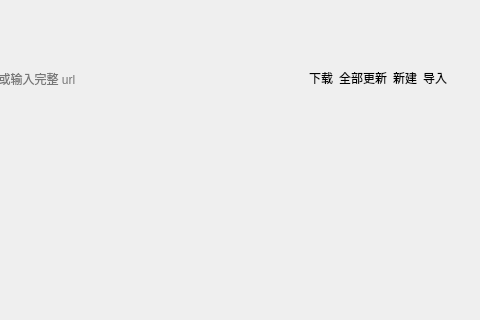
The window that view/menu/configs.ui (IsHPDuwu/Class-Widgets) describes before a commit, drawn with Qt 5; both pictures show x 241 to 721 and y 0 to 320 of the 721 by 814 pixel window.
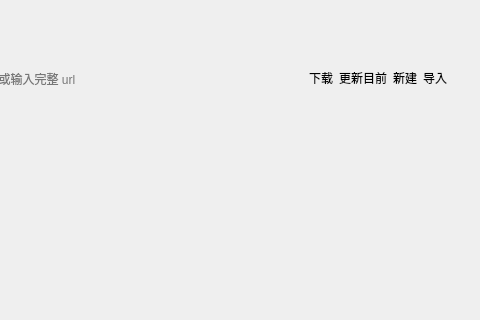
The same window after the commit. Custom widgets are drawn as their Qt base class.

Commit message: 还是更新当前吧

```diff
--- a/view/menu/configs.ui
+++ b/view/menu/configs.ui
@@ -82,7 +82,7 @@
          <item>
           <widget class="PushButton" name="config_update_all">
            <property name="text">
-            <string>全部更新</string>
+            <string>更新目前</string>
            </property>
           </widget>
          </item>
```
Left out of the diff: 2 changed lines with no effect on the pictures. The commit also changes 1 other file.
